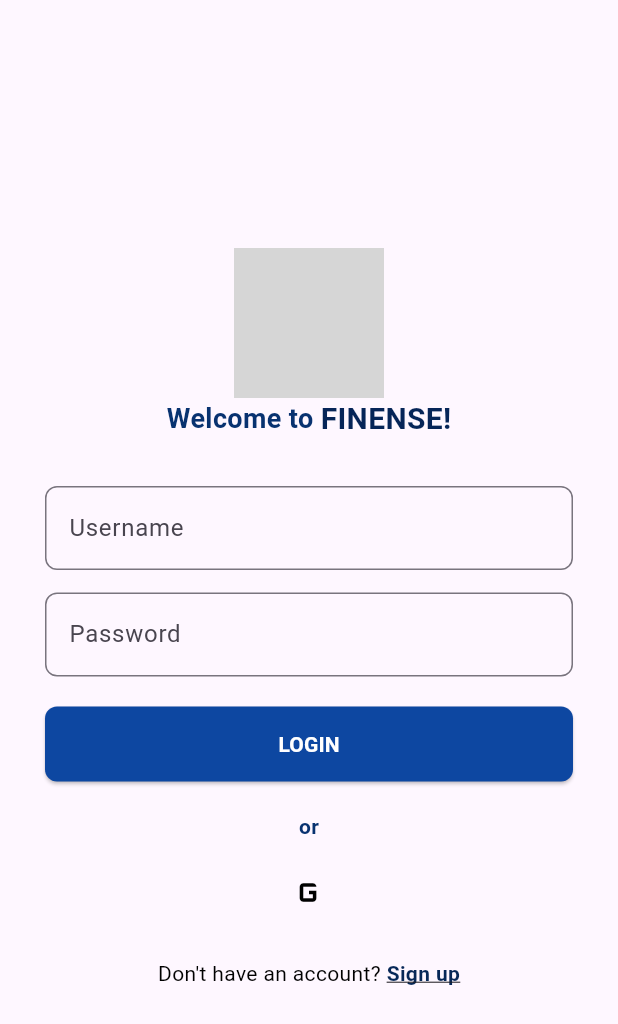
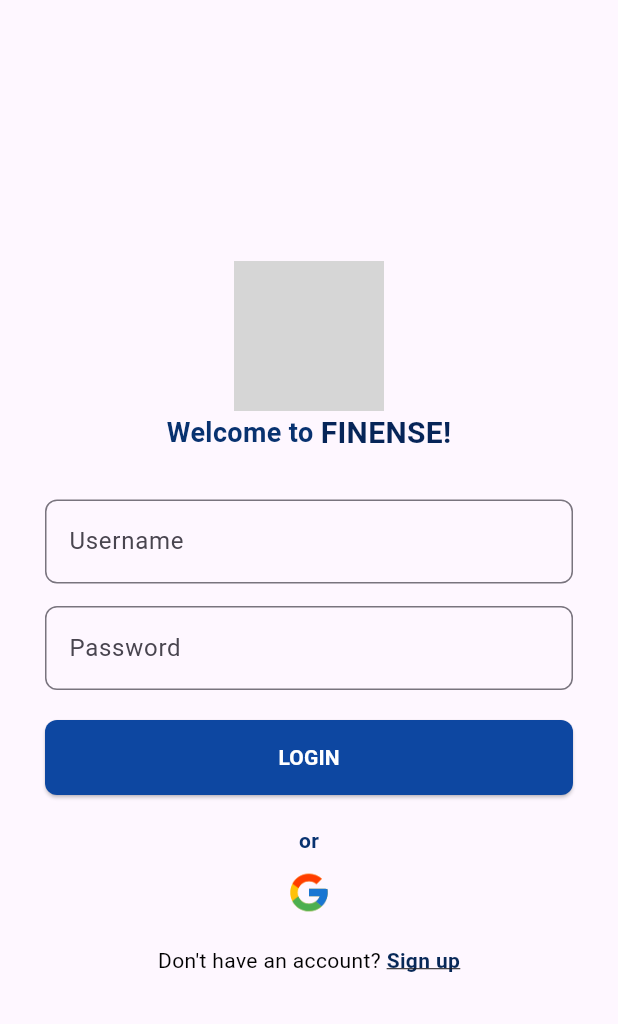
Before and after one commit to KharlSSA/Finsense, a Flutter app: the screen it shows after launch, on a phone screen of 412 x 824 dp. Shown: the top 1024 px of the screen. Run offline on Flutter 3.47's test engine with Material 3 defaults, Android fonts, the light colour scheme and no system bars; grey boxes are pictures that could not be loaded.

Commit message:
walang kwentang update

```diff
--- a/lib/login.dart
+++ b/lib/login.dart
@@ -25,8 +25,8 @@ class LoginScreen extends StatelessWidget {
         children: [
           // Add logo here
           Image.asset(
-            'finsense-logo.png', // Make sure to update with the correct path
-            height: 100, // Set the height of the logo
+            'finsense-logo.png',
+            height: 100,
           ),
           Row(
             mainAxisAlignment:
@@ -102,11 +102,15 @@ class LoginScreen extends StatelessWidget {
           Row(
             mainAxisAlignment: MainAxisAlignment.center,
             children: [
-              IconButton(
-                onPressed: () {
+              InkWell(
+                onTap: () {
                   // function sa google api
                 },
-                icon: Icon(Icons.g_mobiledata, size: 30, color: Colors.black),
+                child: Image.asset(
+                  'assets/Google.png', // Replace with your image path
+                  height: 30,
+                  width: 30,
+                ),
               ),
             ],
           ),
--- a/pubspec.yaml
+++ b/pubspec.yaml
@@ -62,6 +62,7 @@ flutter:
   assets:
     - assets/finsense-logo.png
     - assets/profile.jpg
+    - assets/Google.png
 
   # An image asset can refer to one or more resolution-specific "variants", see
   # https://flutter.dev/to/resolution-aware-images
```
Also changed, not shown: assets/Google.png (added).
